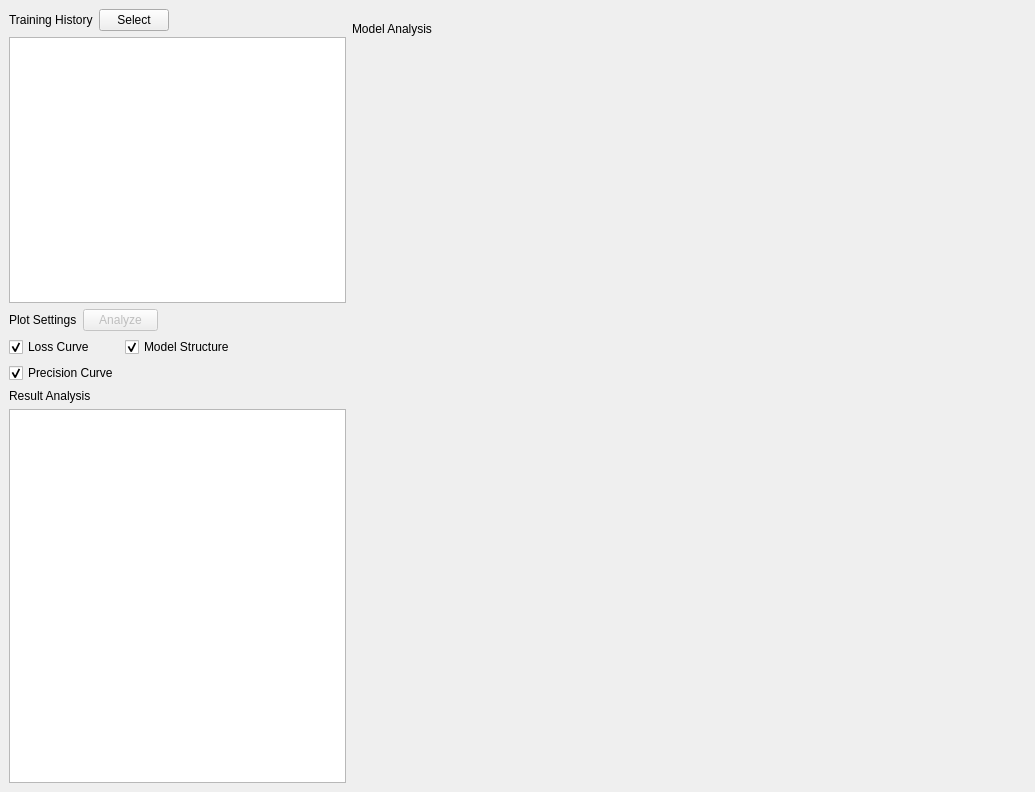
Before: the Qt Designer form QSAR-UI/mainwindow2.ui in sheMnapion/AI-QSAR, drawn with Qt 5.
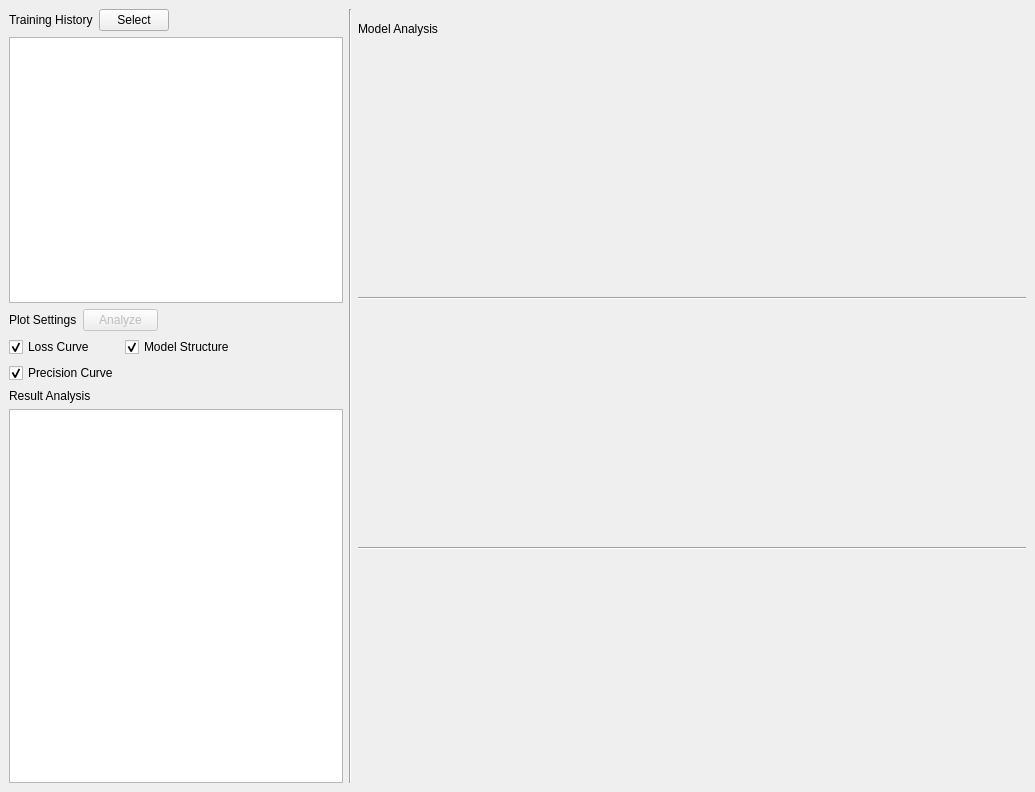
After: the same form once the commit is applied.

What changed in the file:
```diff
--- a/QSAR-UI/mainwindow2.ui
+++ b/QSAR-UI/mainwindow2.ui
@@ -16,7 +16,7 @@
   <widget class="QWidget" name="centralwidget">
    <layout class="QHBoxLayout" name="horizontalLayout_5">
     <item>
-     <layout class="QHBoxLayout" name="horizontalLayout" stretch="1,2">
+     <layout class="QHBoxLayout" name="horizontalLayout" stretch="1,0,2">
       <item>
        <layout class="QVBoxLayout" name="verticalLayout_3" stretch="0,0,0">
         <property name="sizeConstraint">
@@ -323,7 +323,20 @@
        </layout>
       </item>
       <item>
-       <layout class="QVBoxLayout" name="verticalLayout_4" stretch="2,2,2,2">
+       <widget class="Line" name="line">
+        <property name="sizePolicy">
+         <sizepolicy hsizetype="Fixed" vsizetype="Expanding">
+          <horstretch>0</horstretch>
+          <verstretch>0</verstretch>
+         </sizepolicy>
+        </property>
+        <property name="orientation">
+         <enum>Qt::Vertical</enum>
+        </property>
+       </widget>
+      </item>
+      <item>
+       <layout class="QVBoxLayout" name="verticalLayout_4" stretch="2,2,0,2,2">
         <property name="sizeConstraint">
          <enum>QLayout::SetMaximumSize</enum>
         </property>
@@ -376,6 +389,19 @@
           </layout>
          </widget>
         </item>
+        <item>
+         <widget class="Line" name="line_2">
+          <property name="sizePolicy">
+           <sizepolicy hsizetype="Expanding" vsizetype="Fixed">
+            <horstretch>0</horstretch>
+            <verstretch>0</verstretch>
+           </sizepolicy>
+          </property>
+          <property name="orientation">
+           <enum>Qt::Horizontal</enum>
+          </property>
+         </widget>
+        </item>
         <item>
          <widget class="QWidget" name="precisionCurveWidget" native="true">
           <property name="sizePolicy">
@@ -433,6 +459,19 @@
            <property name="bottomMargin">
             <number>0</number>
            </property>
+           <item>
+            <widget class="Line" name="line_3">
+             <property name="sizePolicy">
+              <sizepolicy hsizetype="Expanding" vsizetype="Fixed">
+               <horstretch>0</horstretch>
+               <verstretch>0</verstretch>
+              </sizepolicy>
+             </property>
+             <property name="orientation">
+              <enum>Qt::Horizontal</enum>
+             </property>
+            </widget>
+           </item>
            <item>
             <widget class="QLabel" name="modelStructureLabel">
              <property name="text">
```
